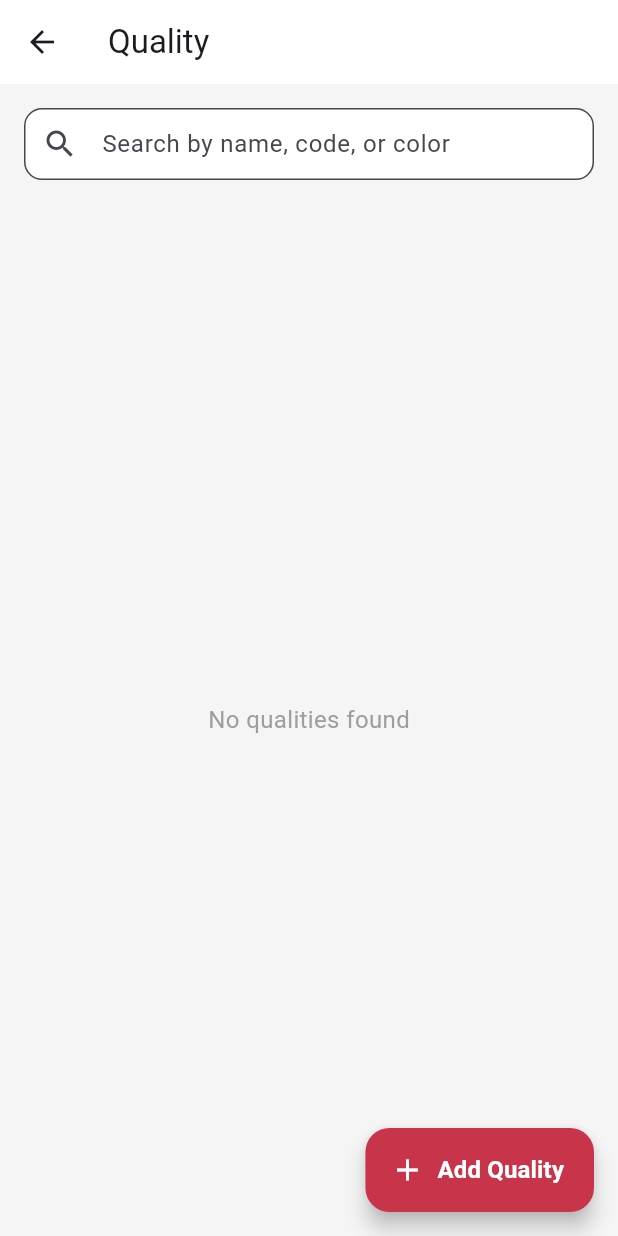
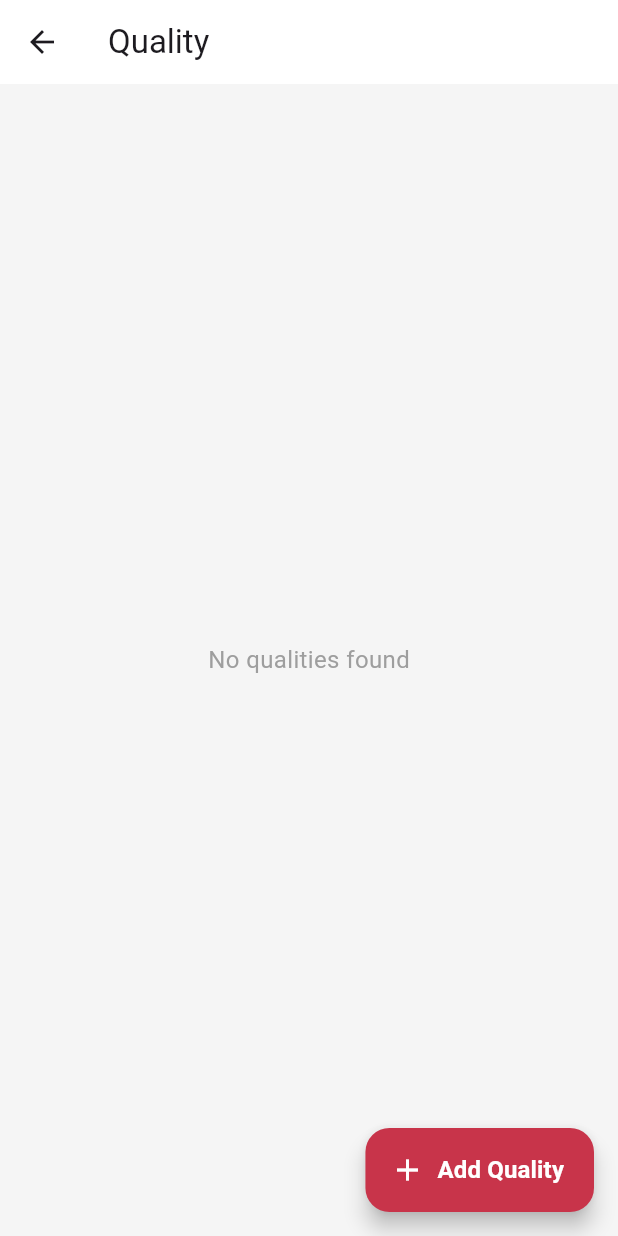
Before and after one commit to Sushil-Jeengar/facesoft-erp, a Flutter app: the QualityPage screen opened directly, on a phone screen of 412 x 824 dp. Run offline on Flutter 3.47's test engine with Material 3 defaults, Android fonts, the light colour scheme and no system bars; our stand-ins replace carousel_slider, country_picker, image_picker, shared_preferences, shimmer; missing offline and left inert: country_state_city_picker; accounts and stored records are empty; network calls fail.

Commit message:
UI changes

```diff
--- a/lib/pages/agent.dart
+++ b/lib/pages/agent.dart
@@ -113,7 +113,7 @@ class _AgentPageState extends State<AgentPage> {
                       ),
                     )
                     : ListView.builder(
-                      padding: const EdgeInsets.fromLTRB(16, 0, 16, 80), // Added bottom padding of 80 to accommodate the FAB
+                      padding: const EdgeInsets.all(16), // Added bottom padding of 80 to accommodate the FAB
                       itemCount: filteredAgents.length,
                       itemBuilder: (context, index) {
                         final agent = filteredAgents[index];
--- a/lib/pages/quality.dart
+++ b/lib/pages/quality.dart
@@ -116,26 +116,26 @@
         ),
         body: Column(
           children: [
-            Padding(
-              padding: const EdgeInsets.all(16.0),
-              child: TextField(
-                controller: _searchController,
-                decoration: InputDecoration(
-                  hintText: 'Search by name, code, or color',
-                  prefixIcon: const Icon(Icons.search),
-                  filled: true,
-                  fillColor: Colors.white,
-                  contentPadding: const EdgeInsets.symmetric(
-                    vertical: 10,
-                    horizontal: 20,
-                  ),
-                  border: OutlineInputBorder(
-                    borderRadius: BorderRadius.circular(12),
-                    borderSide: const BorderSide(color: Colors.grey),
-                  ),
-                ),
-              ),
-            ),
+            // Padding(
+            //   padding: const EdgeInsets.all(16.0),
+            //   child: TextField(
+            //     controller: _searchController,
+            //     decoration: InputDecoration(
+            //       hintText: 'Search by name, code, or color',
+            //       prefixIcon: const Icon(Icons.search),
+            //       filled: true,
+            //       fillColor: Colors.white,
+            //       contentPadding: const EdgeInsets.symmetric(
+            //         vertical: 10,
+            //         horizontal: 20,
+            //       ),
+            //       border: OutlineInputBorder(
+            //         borderRadius: BorderRadius.circular(12),
+            //         borderSide: const BorderSide(color: Colors.grey),
+            //       ),
+            //     ),
+            //   ),
+            // ),
             Expanded(
               child:
                   provider.isLoading
@@ -148,7 +148,7 @@
                         ),
                       )
                       : ListView.builder(
-                        padding: const EdgeInsets.fromLTRB(16, 0, 16, 80), // Added bottom padding of 80 to accommodate the FAB
+                        padding: const EdgeInsets.all(16),
                         itemCount: filteredQualities.length,
                         itemBuilder: (context, index) {
                           final quality = filteredQualities[index];
--- a/lib/pages/transport.dart
+++ b/lib/pages/transport.dart
@@ -131,7 +131,7 @@ class _TransportPageState extends State<TransportPage> {
               ),
             )
                 : ListView.builder(
-              padding: const EdgeInsets.fromLTRB(16, 0, 16, 80), // Added bottom padding of 80 to accommodate the FAB
+              padding: const EdgeInsets.all (16),
               itemCount: filteredTransports.length,
               itemBuilder: (context, index) {
                 final transport = filteredTransports[index];
```
